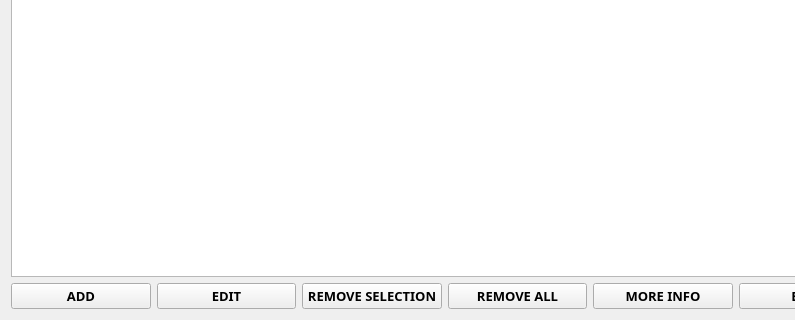
markytools/sume-borrower-app, file listequipments.ui: the form before one commit; both pictures show x 0 to 795 and y 156 to 476 of the 889 by 476 pixel window.
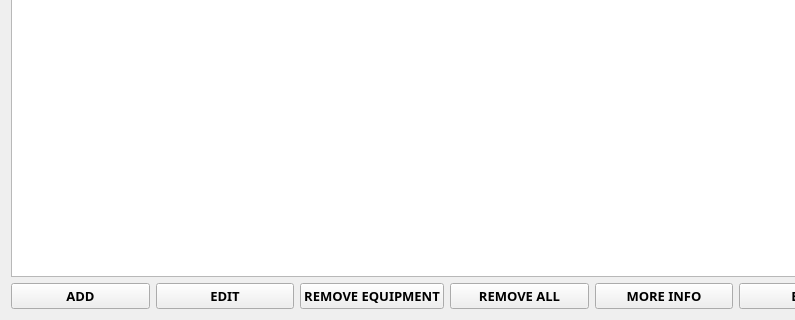
The form after the commit.

Diff of the .ui file:
```diff
--- a/listequipments.ui
+++ b/listequipments.ui
@@ -84,7 +84,7 @@
         </font>
        </property>
        <property name="text">
-        <string>REMOVE SELECTION</string>
+        <string>REMOVE EQUIPMENT</string>
        </property>
       </widget>
      </item>
```
